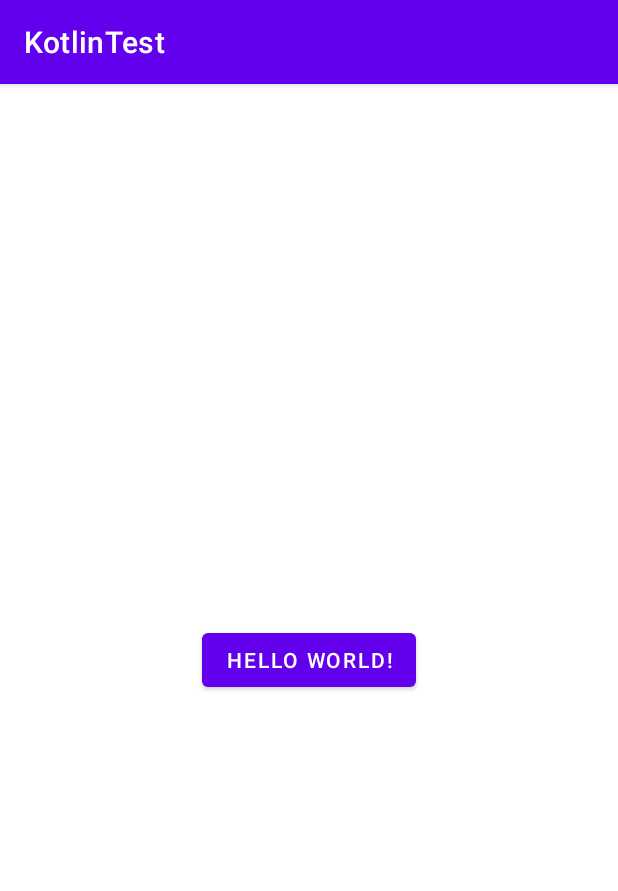
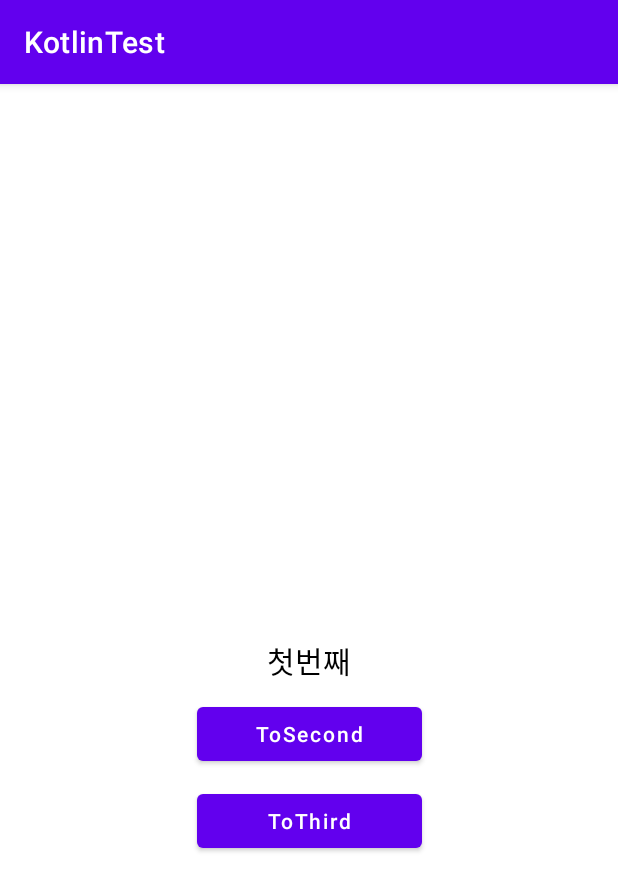
Before and after one commit to daejong-yoo/KotlinTemplate, an Android app: the screen it shows after launch (MainActivity before the commit, HostFragActivity after it), after a tap on "HELLO WORLD!", on a phone screen of 412 x 824 dp. Shown: the top 891 px of the screen. Run offline under Robolectric (Android 15) with nearby library versions, the phone set to English and light mode, and no system bars; our stand-ins replace data binding.

Commit message:
[Fragment] NavHostFragment 기능 구현(Fragment 관리 관련)

```diff
--- a/app/src/main/AndroidManifest.xml
+++ b/app/src/main/AndroidManifest.xml
@@ -21,7 +21,11 @@
 
                 <category android:name="android.intent.category.LAUNCHER" />
             </intent-filter>
+
         </activity>
+
+        <activity android:name="com.example.kotlintest.ui.activity.HostFragActivity" />
+
     </application>
 
 </manifest>
--- a/app/src/main/java/com/example/kotlintest/base/BaseFragment.kt
+++ b/app/src/main/java/com/example/kotlintest/base/BaseFragment.kt
@@ -8,11 +8,14 @@ import androidx.annotation.LayoutRes
 import androidx.databinding.DataBindingUtil
 import androidx.databinding.ViewDataBinding
 import androidx.fragment.app.Fragment
+import androidx.navigation.NavController
+import androidx.navigation.fragment.NavHostFragment
 import com.example.kotlintest.util.GLog
 
 abstract class BaseFragment<T : ViewDataBinding>(@LayoutRes val layoutId: Int) : Fragment() {
-    lateinit var binding: T
+    protected lateinit var binding: T
     protected var mActivity: BaseActivity<*>? = null
+    protected lateinit var navController: NavController
 
     override fun onCreateView(inflater: LayoutInflater, container: ViewGroup?, savedInstanceState: Bundle?): View? {
         try {
@@ -30,6 +33,7 @@ abstract class BaseFragment<T : ViewDataBinding>(@LayoutRes val layoutId: Int) :
     override fun onViewCreated(view: View, savedInstanceState: Bundle?) {
         super.onViewCreated(view, savedInstanceState)
         binding.lifecycleOwner = viewLifecycleOwner
+        navController = NavHostFragment.findNavController(this)
 
         init()
     }
--- /dev/null
+++ b/app/src/main/java/com/example/kotlintest/ui/activity/HostFragActivity.kt
@@ -0,0 +1,12 @@
+package com.example.kotlintest.ui.activity
+
+import com.example.kotlintest.R
+import com.example.kotlintest.base.BaseActivity
+import com.example.kotlintest.databinding.ActivityFragHostBinding
+
+class HostFragActivity : BaseActivity<ActivityFragHostBinding>(R.layout.activity_frag_host) {
+
+    override fun init() {
+
+    }
+}
--- a/app/src/main/java/com/example/kotlintest/ui/activity/MainActivity.kt
+++ b/app/src/main/java/com/example/kotlintest/ui/activity/MainActivity.kt
@@ -1,18 +1,13 @@
 package com.example.kotlintest.ui.activity
 
+import android.content.Intent
 import androidx.lifecycle.ViewModelProvider
 import com.example.kotlintest.R
 import com.example.kotlintest.base.BaseActivity
 import com.example.kotlintest.databinding.ActivityMainBinding
 import com.example.kotlintest.extension.loadImg
 import com.example.kotlintest.network.model.CustomList
-import com.example.kotlintest.network.model.RetrofitModel
-import com.example.kotlintest.network.retrofit.ApiManager
-import com.example.kotlintest.util.GLog
 import com.example.kotlintest.viewmodel.RetrofitViewModel
-import retrofit2.Call
-import retrofit2.Callback
-import retrofit2.Response
 
 class MainActivity : BaseActivity<ActivityMainBinding>(R.layout.activity_main) {
     private lateinit var viewModel: RetrofitViewModel
@@ -24,35 +19,39 @@ class MainActivity : BaseActivity<ActivityMainBinding>(R.layout.activity_main) {
 
     private fun initView() {
         binding.btnTest.setOnClickListener {
-            ApiManager.getThumbnail()?.enqueue(object : Callback<RetrofitModel> {
-                override fun onResponse(call: Call<RetrofitModel>, response: Response<RetrofitModel>) {
-                    if (response.isSuccessful) {
-                        val model: RetrofitModel? = response.body()
-                        model?.let {
-                            val errMsg: String? = model.errMsg
+            intent = Intent(mActivity, HostFragActivity::class.java)
+            startActivity(intent)
 
-                            when (model.code) {
-                                "0000" -> {
-                                    model.data?.let {
-                                        updateViewModel(it.customList)
-                                    } ?: run {
-                                        GLog.e("data is null")
-                                    }
-                                }
-                                else -> {
-                                    GLog.e("실패 : $errMsg")
-                                }
-                            }
-                        } ?: run {
-                            GLog.e("model is null")
-                        }
-                    }
-                }
-
-                override fun onFailure(call: Call<RetrofitModel>, t: Throwable) {
-                    GLog.d("onFailure")
-                }
-            })
+//            ApiManager.getThumbnail()?.enqueue(object : Callback<RetrofitModel> {
+//
+//                override fun onResponse(call: Call<RetrofitModel>, response: Response<RetrofitModel>) {
+//                    if (response.isSuccessful) {
+//                        val model: RetrofitModel? = response.body()
+//                        model?.let {
+//                            val errMsg: String? = model.errMsg
+//
+//                            when (model.code) {
+//                                "0000" -> {
+//                                    model.data?.let {
+//                                        updateViewModel(it.customList)
+//                                    } ?: run {
+//                                        GLog.e("data is null")
+//                                    }
+//                                }
+//                                else -> {
+//                                    GLog.e("실패 : $errMsg")
+//                                }
+//                            }
+//                        } ?: run {
+//                            GLog.e("model is null")
+//                        }
+//                    }
+//                }
+//
+//                override fun onFailure(call: Call<RetrofitModel>, t: Throwable) {
+//                    GLog.d("onFailure")
+//                }
+//            })
         }
     }
 
--- /dev/null
+++ b/app/src/main/java/com/example/kotlintest/ui/fragment/FirstFragment.kt
@@ -0,0 +1,19 @@
+package com.example.kotlintest.ui.fragment
+
+import com.example.kotlintest.R
+import com.example.kotlintest.base.BaseFragment
+import com.example.kotlintest.databinding.FragmentFirstBinding
+
+class FirstFragment : BaseFragment<FragmentFirstBinding>(R.layout.fragment_first) {
+
+    override fun init() {
+        binding.btnToSecond.setOnClickListener {
+            navController.navigate(R.id.action_to_second_fragment)
+        }
+
+        binding.btnToThird.setOnClickListener {
+            navController.navigate(R.id.action_to_third_fragment)
+        }
+    }
+
+}
--- a/app/src/main/java/com/example/kotlintest/ui/fragment/MainFragment.kt
+++ b/app/src/main/java/com/example/kotlintest/ui/fragment/SecondFragment.kt
@@ -2,12 +2,11 @@ package com.example.kotlintest.ui.fragment
 
 import com.example.kotlintest.R
 import com.example.kotlintest.base.BaseFragment
-import com.example.kotlintest.databinding.FragmentMainBinding
+import com.example.kotlintest.databinding.FragmentSecondBinding
 
-class MainFragment : BaseFragment<FragmentMainBinding>(R.layout.fragment_main) {
+class SecondFragment : BaseFragment<FragmentSecondBinding>(R.layout.fragment_second) {
 
     override fun init() {
 
     }
-
 }
--- /dev/null
+++ b/app/src/main/res/layout/activity_frag_host.xml
@@ -0,0 +1,18 @@
+<?xml version="1.0" encoding="utf-8"?>
+<layout xmlns:android="http://schemas.android.com/apk/res/android"
+    xmlns:app="http://schemas.android.com/apk/res-auto">
+
+    <androidx.constraintlayout.widget.ConstraintLayout
+        android:layout_width="match_parent"
+        android:layout_height="match_parent">
+
+        <androidx.fragment.app.FragmentContainerView
+            android:id="@+id/nav_host_fragment"
+            android:name="androidx.navigation.fragment.NavHostFragment"
+            android:layout_width="match_parent"
+            android:layout_height="match_parent"
+            app:navGraph="@navigation/nav_host"
+            app:defaultNavHost="true" />
+
+    </androidx.constraintlayout.widget.ConstraintLayout>
+</layout>
--- /dev/null
+++ b/app/src/main/res/layout/fragment_first.xml
@@ -0,0 +1,43 @@
+<?xml version="1.0" encoding="utf-8"?>
+<layout xmlns:app="http://schemas.android.com/apk/res-auto">
+
+    <androidx.constraintlayout.widget.ConstraintLayout xmlns:android="http://schemas.android.com/apk/res/android"
+        android:layout_width="match_parent"
+        android:layout_height="match_parent">
+
+        <TextView
+            android:id="@+id/tv_first"
+            android:layout_width="0dp"
+            android:layout_height="50dp"
+            android:gravity="center"
+            android:text="첫번째"
+            android:textColor="@color/black"
+            android:textSize="20dp"
+            app:layout_constraintBottom_toBottomOf="parent"
+            app:layout_constraintLeft_toLeftOf="parent"
+            app:layout_constraintRight_toRightOf="parent"
+            app:layout_constraintTop_toTopOf="parent" />
+
+        <Button
+            android:id="@+id/btn_to_second"
+            android:layout_width="150dp"
+            android:layout_height="wrap_content"
+            android:text="ToSecond"
+            android:textAllCaps="false"
+            app:layout_constraintLeft_toLeftOf="@+id/tv_first"
+            app:layout_constraintRight_toRightOf="@+id/tv_first"
+            app:layout_constraintTop_toBottomOf="@+id/tv_first" />
+
+        <Button
+            android:id="@+id/btn_to_third"
+            android:layout_width="150dp"
+            android:layout_height="wrap_content"
+            android:layout_marginTop="10dp"
+            android:text="ToThird"
+            android:textAllCaps="false"
+            app:layout_constraintLeft_toLeftOf="@+id/tv_first"
+            app:layout_constraintRight_toRightOf="@+id/tv_first"
+            app:layout_constraintTop_toBottomOf="@+id/btn_to_second" />
+
+    </androidx.constraintlayout.widget.ConstraintLayout>
+</layout>
--- /dev/null
+++ b/app/src/main/res/navigation/nav_host.xml
@@ -0,0 +1,32 @@
+<?xml version="1.0" encoding="utf-8"?>
+<navigation xmlns:android="http://schemas.android.com/apk/res/android"
+    xmlns:tools="http://schemas.android.com/tools"
+    xmlns:app="http://schemas.android.com/apk/res-auto"
+    android:id="@+id/nav_graph"
+    app:startDestination="@id/main">
+
+    <fragment
+        android:id="@+id/main"
+        android:name="com.example.kotlintest.ui.fragment.FirstFragment"
+        tools:layout="@layout/fragment_first">
+        <action
+            android:id="@+id/action_to_second_fragment"
+            app:destination="@+id/second" />
+
+        <action
+            android:id="@+id/action_to_third_fragment"
+            app:destination="@+id/third" />
+    </fragment>
+
+    <fragment
+        android:id="@+id/second"
+        android:name="com.example.kotlintest.ui.fragment.SecondFragment"
+        tools:layout="@layout/fragment_second"></fragment>
+
+    <fragment
+        android:id="@+id/third"
+        android:name="com.example.kotlintest.ui.fragment.ThirdFragment"
+        tools:layout="@layout/fragment_third">
+
+    </fragment>
+</navigation>
```
Also changed, not shown: app/build.gradle (+7 -1 lines), app/src/main/java/com/example/kotlintest/databinding/DataBindingAdapter.kt (+0 -11 lines), app/src/main/java/com/example/kotlintest/ui/fragment/ThirdFragment.kt (added, +12 -0 lines), app/src/main/res/layout/fragment_main.xml (deleted, +0 -9 lines), app/src/main/res/layout/fragment_second.xml (added, +22 -0 lines), app/src/main/res/layout/fragment_third.xml (added, +23 -0 lines), build.gradle (+8 -0 lines).
